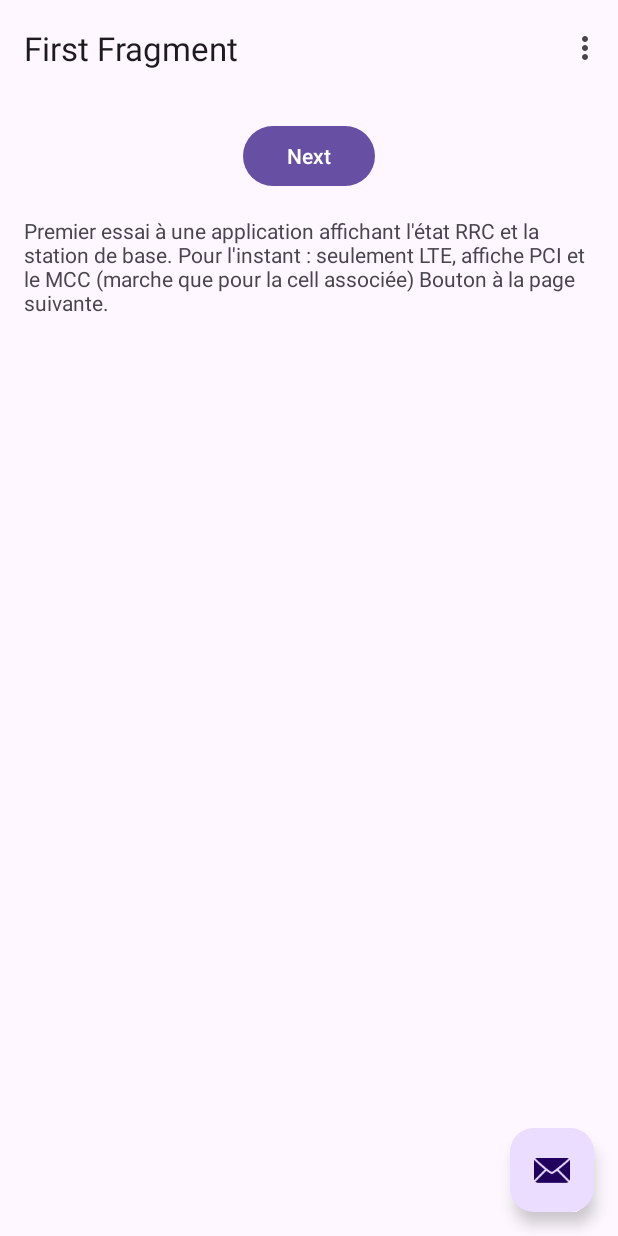
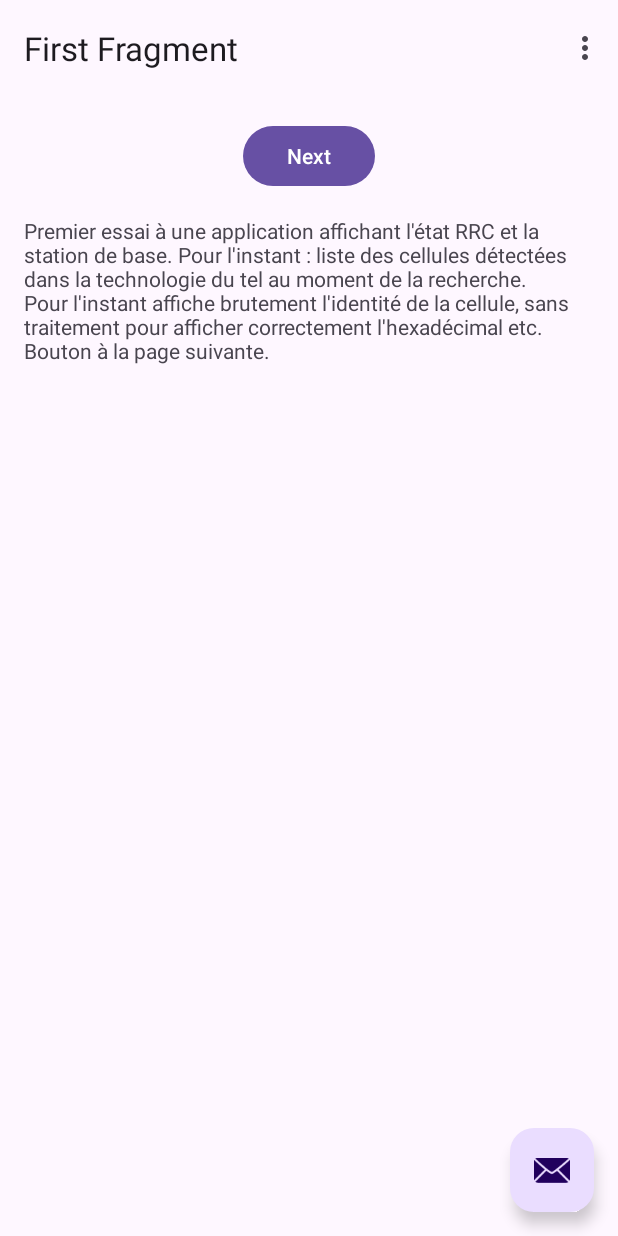
Before and after one commit to diegomonteagudo/tc-sir, an Android app: the screen it shows after launch (MainActivity), on a phone screen of 412 x 824 dp. Run offline under Robolectric (Android 15) with nearby library versions, the phone set to English and light mode, and no system bars; our stand-ins replace navigation-ui.

Commit message:
Affichage par TextView, données non traitées

```diff
--- a/app/src/main/java/com/insatc/sir_scanner/SecondFragment.java
+++ b/app/src/main/java/com/insatc/sir_scanner/SecondFragment.java
@@ -10,6 +10,7 @@ import androidx.fragment.app.Fragment;
 import androidx.navigation.fragment.NavHostFragment;
 
 import com.insatc.sir_scanner.databinding.FragmentSecondBinding;
+import com.insatc.sir_scanner.network.CellData;
 
 public class SecondFragment extends Fragment {
 
@@ -40,7 +41,8 @@ public class SecondFragment extends Fragment {
         binding.dataDispButton.setOnClickListener(new View.OnClickListener() {
             @Override
             public void onClick(View view) {
-                CellData.getCellData(getActivity());
+                String info = CellData.getCellData(getActivity());
+                binding.cellInfoTextView.setText(info);
             }
         });
     }
--- a/app/src/main/res/values/strings.xml
+++ b/app/src/main/res/values/strings.xml
@@ -9,7 +9,10 @@
 
     <string name="lorem_ipsum">
         Premier essai à une application affichant l\'état RRC et la station de base.
-        Pour l\'instant : seulement LTE, affiche PCI et le MCC (marche que pour la cell associée)
-        Bouton à la page suivante.
+        Pour l\'instant : liste des cellules détectées dans la technologie du tel au moment
+        de la recherche.
+        \nPour l\'instant affiche brutement l\'identité de la cellule, sans traitement
+        pour afficher correctement l\'hexadécimal etc.
+        \nBouton à la page suivante.
     </string>
 </resources>
```
Also changed, not shown: app/src/main/java/com/insatc/sir_scanner/CellData.java (deleted, +0 -33 lines), app/src/main/java/com/insatc/sir_scanner/network/CellData.java (added, +62 -0 lines), app/src/main/res/layout/fragment_second.xml (+10 -1 lines).
